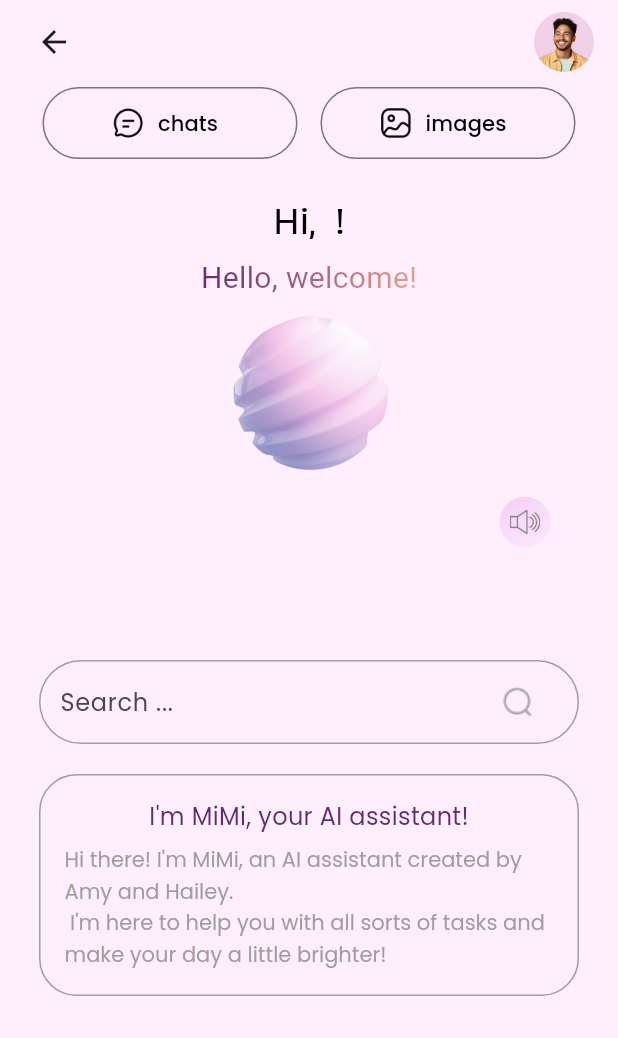
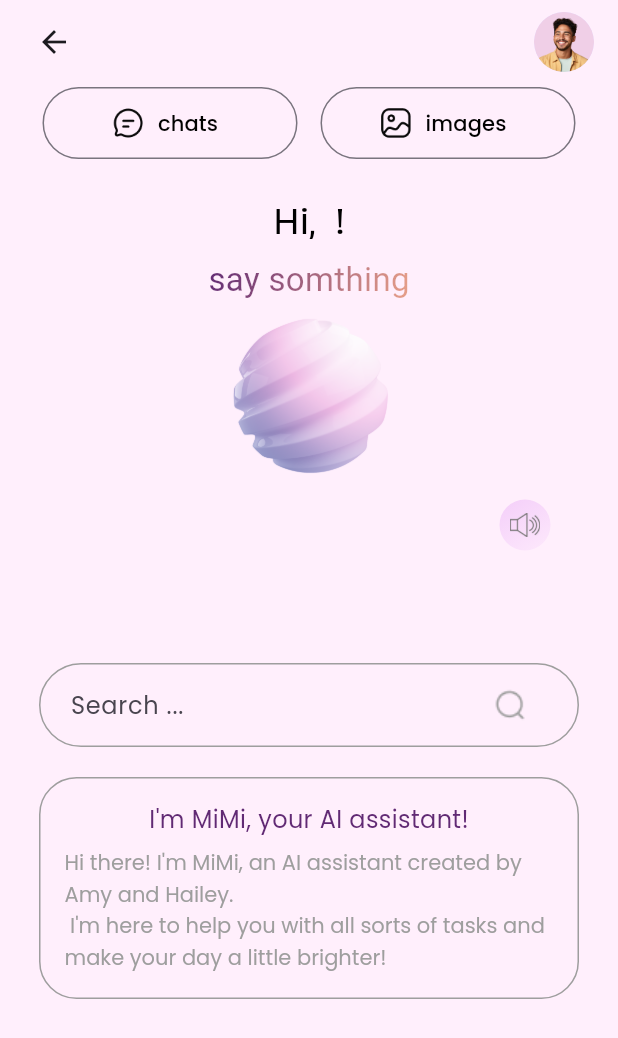
Before and after one commit to jiapanWei/voice_assistant, a Flutter app: the screen it shows once a user with an empty profile is signed in, on a phone screen of 412 x 824 dp. Shown: the top 1038 px of the screen. Run offline on Flutter 3.47's test engine with Material 3 defaults, Android fonts, the phone set to English and light mode, and no system bars; our stand-ins replace cloud_firestore, firebase_auth, firebase_core, google_fonts, google_sign_in, image_gallery_saver and 3 more; missing offline and left inert: flutter_downloader, text_to_speech; accounts and stored records are empty; project files that could hold a hidden picture were left out.

Commit message:
Update text input field of main screen

```diff
--- a/lib/screens/main_screen.dart
+++ b/lib/screens/main_screen.dart
@@ -22,6 +22,7 @@ import 'package:voice_assistant/screens/widgets/build_listening_ui.dart';
 import 'package:voice_assistant/screens/widgets/build_mode_button.dart';
 import 'package:voice_assistant/screens/widgets/build_not_listening_ui.dart';
 import 'package:voice_assistant/screens/widgets/build_sound_button.dart';
+import 'package:voice_assistant/screens/widgets/build_text_input_field.dart';
 
 const double titleFontSize = 25;
 const Color titleColor = Colors.black;
@@ -128,6 +129,10 @@ class _HomeScreenState extends State<HomeScreen> {
         backgroundColor: snackBarColorPink,
       ),
     );
+  }
+
+  void handleTextSearch(String query) {
+    sendRequestToOpenAI(query);
   }
 
   Future<void> sendRequestToOpenAI(String userInput) async {
@@ -297,7 +302,7 @@ class _HomeScreenState extends State<HomeScreen> {
                   ),
                   const SizedBox(height: 24),
 
-                  // hello text
+                  // hi text
                   Text(
                     "Hi, ${widget.inputUsername} !",
                     style: titleStyle,
@@ -313,8 +318,8 @@ class _HomeScreenState extends State<HomeScreen> {
                     },
                     blendMode: BlendMode.srcIn,
                     child: const Text(
-                      'Hello, welcome!',
-                      style: TextStyle(fontSize: 20),
+                      'say somthing',
+                      style: TextStyle(fontSize: 22),
                     ),
                   ),
 
@@ -328,7 +333,7 @@ class _HomeScreenState extends State<HomeScreen> {
                     ),
                   ),
 
-                  // sound icon
+                  // sound button
                   Align(
                     alignment: Alignment.bottomRight,
                     child: Padding(
@@ -352,66 +357,8 @@ class _HomeScreenState extends State<HomeScreen> {
                   ),
 
                   // text input field
-                  Row(
-                    children: [
-                      Expanded(
-                        child: Container(
-                          margin: const EdgeInsets.only(left: 13.0, right: 13.0),
-                          decoration: BoxDecoration(
-                            // color: Colors.white,
-
-                            borderRadius: BorderRadius.circular(30.0),
-                            border: Border.all(
-                              color: Colors.grey,
-                              width: 1.0,
-                            ),
-                          ),
-                          child: Container(
-                            margin: const EdgeInsets.only(left: 13.0, right: 13.0),
-                            child: TextField(
-                              controller: userInputTextEditingController,
-                              decoration: InputDecoration(
-                                hintText: "Search ...",
-                                hintStyle: GoogleFonts.poppins(
-                                  fontSize: 16.0,
-                                  fontWeight: FontWeight.w400,
-                                ),
-                                border: InputBorder.none,
-                                suffixIcon: InkWell(
-                                  onTap: () {
-                                    print("send user input");
-
-                                    if (userInputTextEditingController.text.isNotEmpty) {
-                                      sendRequestToOpenAI(
-                                        userInputTextEditingController.text.toString(),
-                                      );
-                                    }
-
-                                  },
-                                  child: Container(
-                                    padding: const EdgeInsets.all(15),
-                                    child: Image.asset(
-                                      "images/search_icon.png",
-                                      width: 24,
-                                      height: 24,
-                                      color: Colors.grey,
-                                    ),
-                                  ),
-                                ),
-                                contentPadding: const EdgeInsets.symmetric(vertical: 15.0),
-                              ),
-                            ),
-                          ),
-                        ),
-                      ),
-                    ],
-                  ),
+                  TextInputField(onSearch: handleTextSearch),
                   const SizedBox(height: 10),
-
-                  // display result
-                  // modeOfAI == "chat" ? SelectableText(
-                  //   answerTextFromAI,
-                  // ) : modeOfAI == "image" && imageUrlFromAI.isNotEmpty ? Column() : Container()
 
                   Padding(
                     padding: EdgeInsets.symmetric(horizontal: 13, vertical: 10.0),
--- /dev/null
+++ b/lib/screens/widgets/build_text_input_field.dart
@@ -0,0 +1,73 @@
+import 'package:flutter/material.dart';
+import 'package:google_fonts/google_fonts.dart';
+
+class TextInputField extends StatefulWidget {
+  final Function(String) onSearch;
+
+  const TextInputField({super.key, required this.onSearch});
+
+  @override
+  _TextInputFieldState createState() => _TextInputFieldState();
+}
+
+class _TextInputFieldState extends State<TextInputField> {
+  final TextEditingController _controller = TextEditingController();
+
+  @override
+  Widget build(BuildContext context) {
+    return Row(
+      children: [
+        Expanded(
+          child: Container(
+            margin: const EdgeInsets.only(left: 13.0, right: 13.0, top: 0),
+            decoration: BoxDecoration(
+              borderRadius: BorderRadius.circular(30.0),
+              border: Border.all(
+                color: Colors.grey,
+                width: 1.0,
+              ),
+            ),
+            child: Container(
+              margin: const EdgeInsets.only(left: 20.0, right: 18.0),
+              child: TextField(
+                controller: _controller,
+                decoration: InputDecoration(
+                  hintText: "Search ...",
+                  hintStyle: GoogleFonts.poppins(
+                    fontSize: 16.0,
+                    fontWeight: FontWeight.w400,
+                  ),
+                  border: InputBorder.none,
+                  suffixIcon: InkWell(
+                    onTap: () {
+                      if (_controller.text.isNotEmpty) {
+                        widget.onSearch(_controller.text);
+                        _controller.clear();
+                      }
+                    },
+                    child: Container(
+                      padding: const EdgeInsets.all(15),
+                      child: Image.asset(
+                        "images/search_icon.png",
+                        width: 24,
+                        height: 24,
+                        color: Colors.grey,
+                      ),
+                    ),
+                  ),
+                  contentPadding: const EdgeInsets.symmetric(vertical: 15.0),
+                ),
+              ),
+            ),
+          ),
+        ),
+      ],
+    );
+  }
+
+  @override
+  void dispose() {
+    _controller.dispose();
+    super.dispose();
+  }
+}
```
